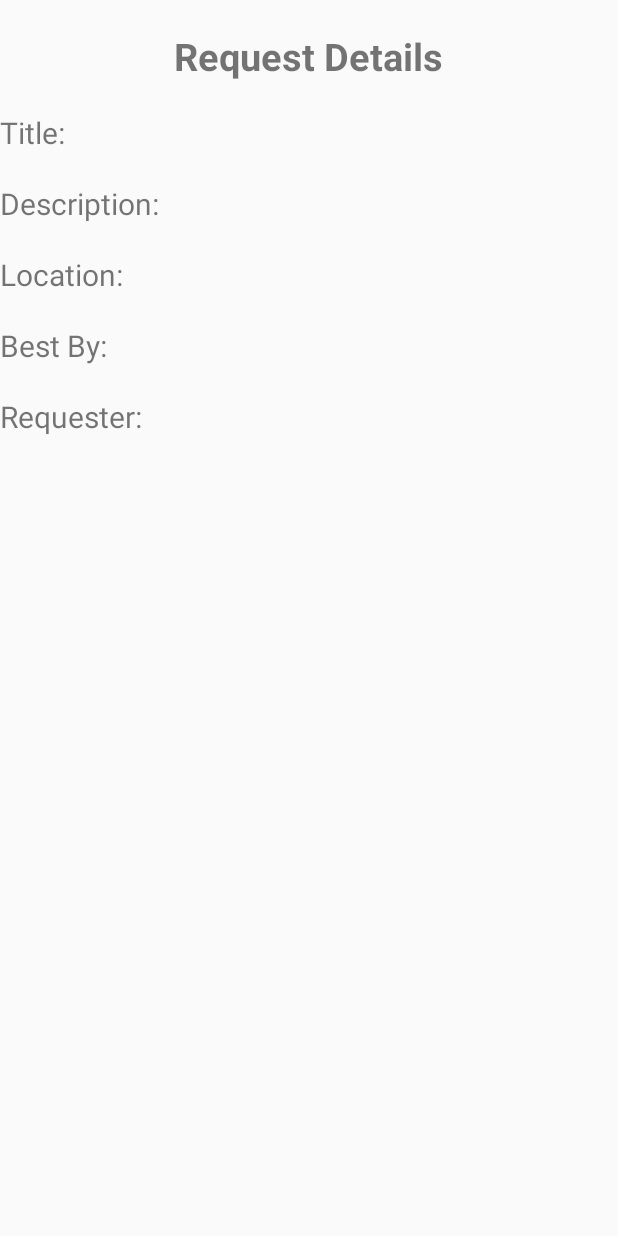
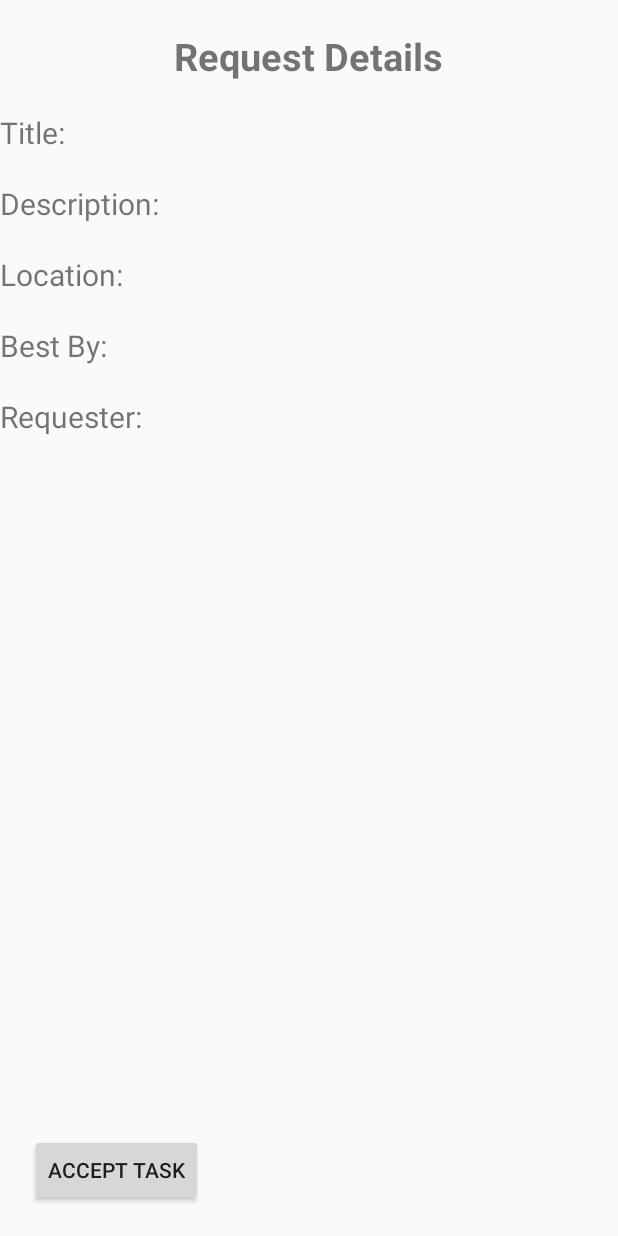
Before and after one commit to oonyoontong/SOSApp, an Android app: the RequestDetails screen opened directly, with no data from a screen before it, on a phone screen of 412 x 824 dp. Run offline under Robolectric (Android 15) with nearby library versions, the phone set to English and light mode, and no system bars; our stand-ins replace Volley; network calls fail.

```diff
--- a/HelpLah3/app/src/main/java/com/example/helplah/LoginActivity.java
+++ b/HelpLah3/app/src/main/java/com/example/helplah/LoginActivity.java
@@ -5,6 +5,7 @@ import android.content.Intent;
 import android.content.SharedPreferences;
 import android.support.v7.app.AppCompatActivity;
 import android.os.Bundle;
+import android.util.Log;
 import android.view.View;
 import android.widget.Button;
 import android.widget.CheckBox;
@@ -83,6 +84,7 @@ public class LoginActivity extends AppCompatActivity {
                             if(items.optInt(0) != 0){
                                 //check whether checkbox is ticked
                                 if(checkFlag){
+                                    Log.d("sharedPreferences", "saving username and pass");
                                     editor.putString("username", userName);
                                     editor.putString("password", hashFunction.hash(userPass));
                                     editor.apply();
--- a/HelpLah3/app/src/main/java/com/example/helplah/RequestDetails.java
+++ b/HelpLah3/app/src/main/java/com/example/helplah/RequestDetails.java
@@ -1,11 +1,25 @@
 package com.example.helplah;
 
+import android.content.DialogInterface;
 import android.support.v4.app.FragmentActivity;
+import android.support.v7.app.AlertDialog;
 import android.support.v7.app.AppCompatActivity;
 import android.os.Bundle;
+import android.view.View;
+import android.widget.Button;
 import android.widget.TextView;
 
+import com.android.volley.AuthFailureError;
+import com.android.volley.Request;
+import com.android.volley.toolbox.JsonObjectRequest;
+
 import org.w3c.dom.Text;
+
+import java.util.HashMap;
+import java.util.Map;
+import com.example.helplah.MainActivity;
+
+import utils.VolleyQueueSingleton;
 
 public class RequestDetails extends AppCompatActivity {
     private TextView requestTitle;
@@ -13,6 +27,17 @@ public class RequestDetails extends AppCompatActivity {
     private TextView requestLocation;
     private TextView requestBestby;
     private TextView requesterIDtext;
+    private Button acceptRqBtn;
+
+    private Integer requesterID;
+    private String title;
+    private String description;
+    private String location;
+    private String bestby;
+
+    private MainActivity mainActivity = new MainActivity();
+
+    private static final String ACCEPT_REQUEST_URL = "https://endpoint-dot-infosys-group2-4.appspot.com/_ah/api/sos/v1/request/accept";
 
     @Override
     protected void onCreate(Bundle savedInstanceState) {
@@ -25,15 +50,44 @@ public class RequestDetails extends AppCompatActivity {
         requestBestby = (TextView) findViewById(R.id.requestBestByDetail);
 
 
-        Integer requesterID = getIntent().getIntExtra(ListRequestAdapter.ViewHolder.REQUESTER_ID, 0);
-        String title = getIntent().getStringExtra(ListRequestAdapter.ViewHolder.REQUEST_TITLE);
-        String description = getIntent().getStringExtra(ListRequestAdapter.ViewHolder.REQUEST_DESCRIPTION);
-        String location = getIntent().getStringExtra(ListRequestAdapter.ViewHolder.REQUEST_LOCATION);
-        String bestby = getIntent().getStringExtra(ListRequestAdapter.ViewHolder.REQUEST_BESTBY);
+        requesterID = getIntent().getIntExtra(ListRequestAdapter.ViewHolder.REQUESTER_ID, 0);
+        title = getIntent().getStringExtra(ListRequestAdapter.ViewHolder.REQUEST_TITLE);
+        description = getIntent().getStringExtra(ListRequestAdapter.ViewHolder.REQUEST_DESCRIPTION);
+        location = getIntent().getStringExtra(ListRequestAdapter.ViewHolder.REQUEST_LOCATION);
+        bestby = getIntent().getStringExtra(ListRequestAdapter.ViewHolder.REQUEST_BESTBY);
 
         requestTitle.setText(title);
         requestDesc.setText(description);
         requestLocation.setText(location);
         requestBestby.setText(bestby);
+
+        acceptRqBtn = (Button) findViewById(R.id.accept_request_btn);
+        acceptRqBtn.setOnClickListener(new View.OnClickListener() {
+            @Override
+            public void onClick(View view) {
+                AlertDialog alertDialog = new AlertDialog.Builder(RequestDetails.this).create();
+                alertDialog.setTitle("Help Confirmation");
+                alertDialog.setMessage("Confirm accept ah? Don't back out mcb");
+                alertDialog.setButton(AlertDialog.BUTTON_NEUTRAL, "OK, NP", new DialogInterface.OnClickListener() {
+                    @Override
+                    public void onClick(DialogInterface dialogInterface, int i) {
+                        JsonObjectRequest acceptRequest = new JsonObjectRequest(Request.Method.POST, ACCEPT_REQUEST_URL, null, null, null){
+                            @Override
+                            protected Map<String, String> getParams() throws AuthFailureError {
+                                Map<String, String> params = new HashMap<String, String>();
+                                params.put("acceptId", String.valueOf(mainActivity.userID));
+                                params.put("requesterId", String.valueOf(requesterID));
+
+                                return params;
+                            }
+                        };
+
+                        VolleyQueueSingleton.getInstance(RequestDetails.this).addToRequestQueue(acceptRequest);
+                        dialogInterface.dismiss();
+                    }
+                });
+                alertDialog.show();
+            }
+        });
     }
 }
--- a/HelpLah3/app/src/main/res/layout/activity_request_details.xml
+++ b/HelpLah3/app/src/main/res/layout/activity_request_details.xml
@@ -124,7 +124,14 @@
 
     </LinearLayout>
 
-
+    <Button
+        android:id="@+id/accept_request_btn"
+        android:text="Accept Task"
+        android:layout_width="wrap_content"
+        android:layout_height="wrap_content"
+        android:layout_alignParentBottom="true"
+        android:layout_marginBottom="20dp"
+        android:layout_marginLeft="20dp"/>
 
 
 </RelativeLayout>
--- a/HelpLah3/app/src/main/res/layout/activity_send_request.xml
+++ b/HelpLah3/app/src/main/res/layout/activity_send_request.xml
@@ -117,7 +117,7 @@
         android:layout_marginLeft="100dp"
         android:layout_marginTop="-50dp"
         android:background="@drawable/rect"
-        android:hint="Date and Time"
+        android:hint="yyyy-MM-dd HH:mm:ss"
         />
 
     <!--Priority-->
```
Also changed, not shown: HelpLah3/app/src/main/java/com/example/helplah/MainActivity.java (+22 -12 lines), HelpLah3/app/src/main/java/com/example/helplah/SendRequestActivity.java (+64 -2 lines), HelpLah3/app/src/main/java/volleys/SendHelpRequest.java (+14 -1 lines).
